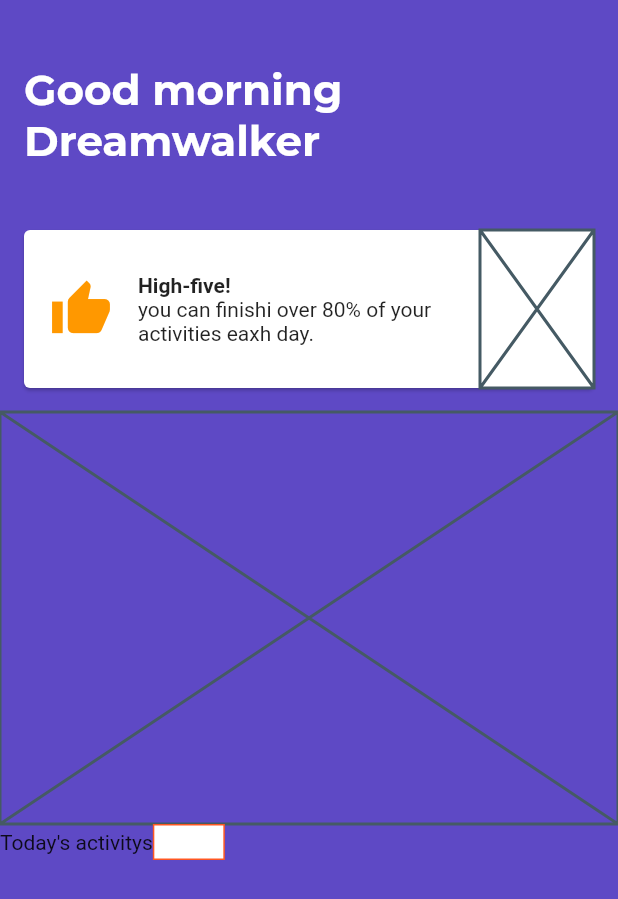
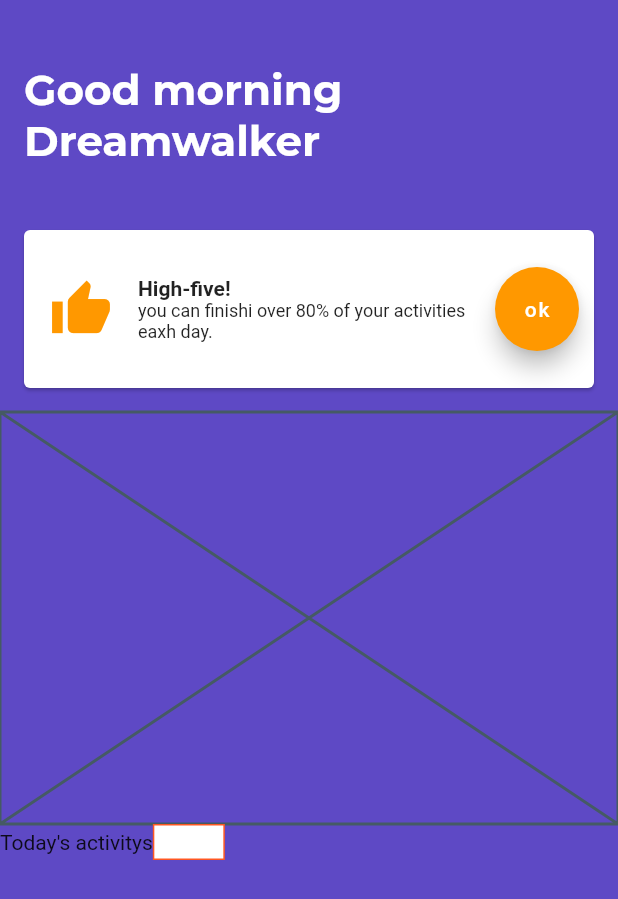
Before and after one commit to JAICHANGPARK/flutter_notebook_5th_story, a Flutter app: the screen it shows after launch, on a phone screen of 412 x 824 dp. Shown: the top 899 px of the screen. Run offline on Flutter 3.47's test engine with Material 2 defaults, Android fonts, the phone set to English and light mode, and no system bars; our stand-ins replace google_fonts; missing offline and left inert: calendar_strip.

Commit message:
Update dilay_main_page.dart

```diff
--- a/lib/ep425_daily_activity_app/dilay_main_page.dart
+++ b/lib/ep425_daily_activity_app/dilay_main_page.dart
@@ -75,13 +75,20 @@ class DailyMainPage extends StatelessWidget {
                                       Text("High-five!",style: TextStyle(
                                         fontWeight: FontWeight.bold
                                       ),),
-                                      Text("you can finishi over 80% of your activities eaxh day.")
+                                      Text("you can finishi over 80% of your activities eaxh day.",
+                                      style: TextStyle(
+                                        fontSize: 12,
+                                      ),)
                                     ],
                                   ),
                                 ),
                                 Expanded(
                                   flex: 1,
-                                  child: Placeholder(),
+                                  child: FloatingActionButton(
+                                    onPressed: (){},
+                                    child: Text("ok"),
+                                    backgroundColor: Colors.orange,
+                                  ),
                                 )
                               ],
                             ),
```
